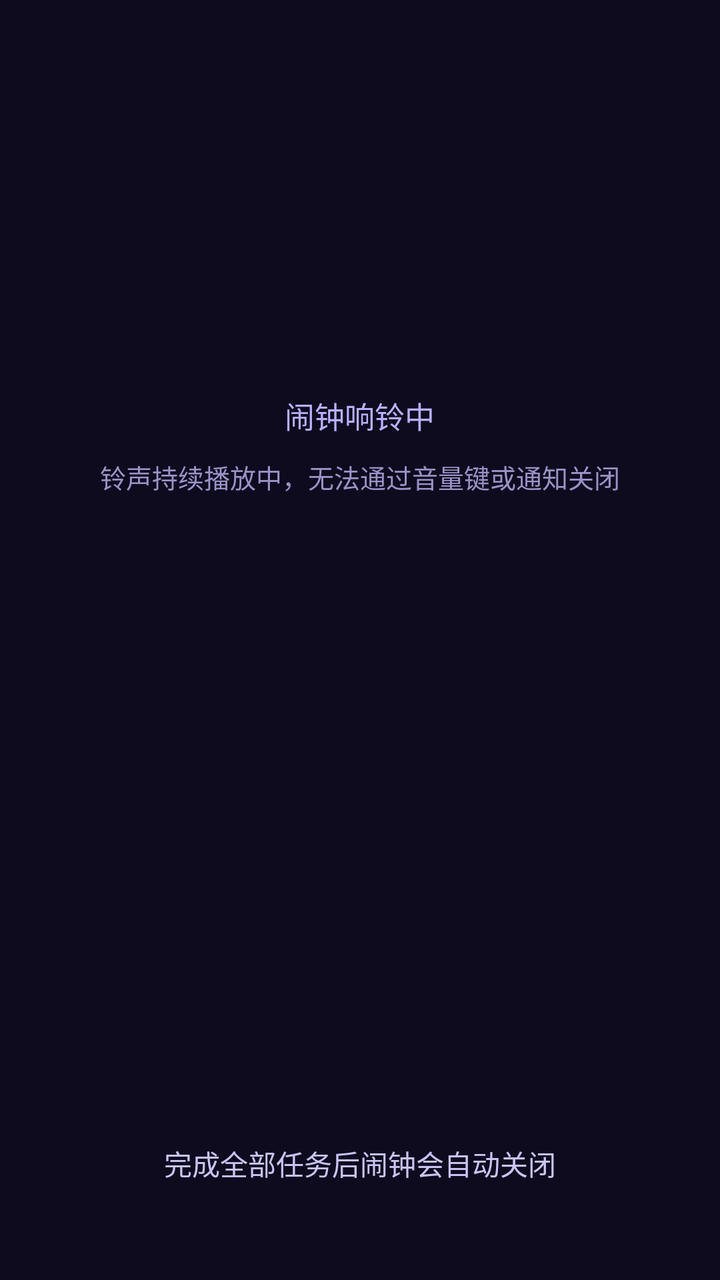
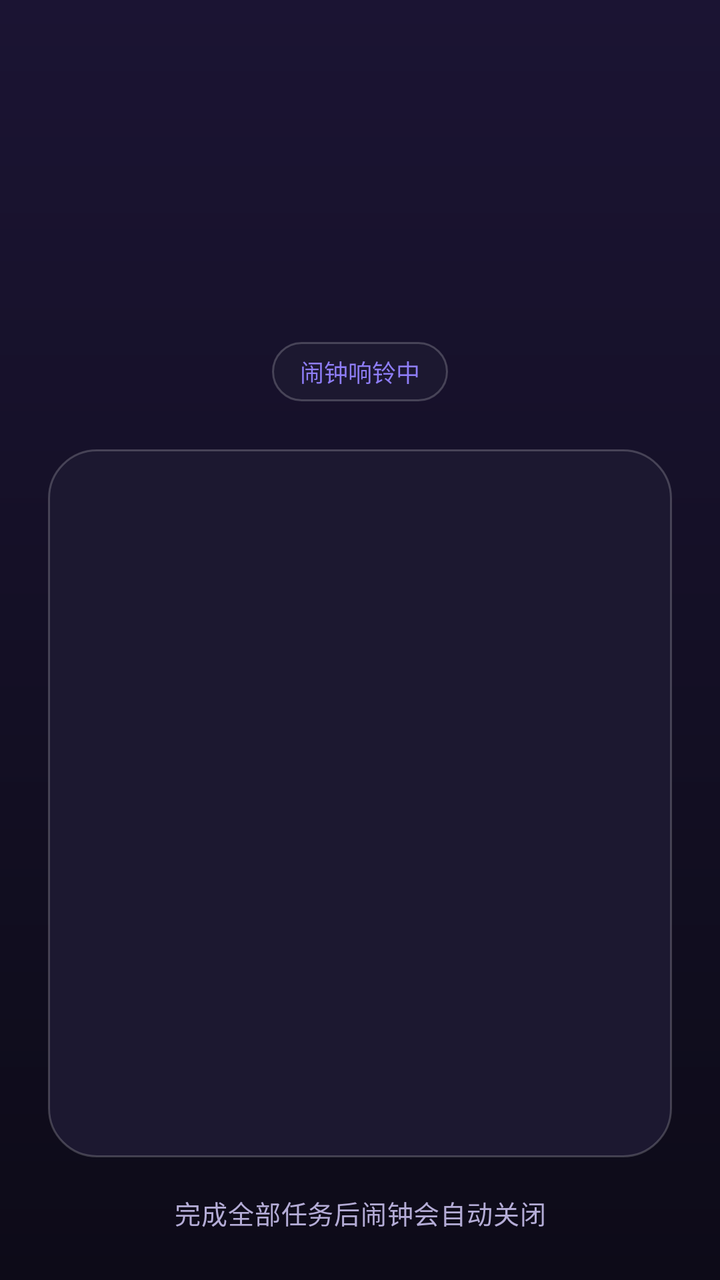

Compare the two renders of this Android layout. The source of the first and the diff that turns it into the second are given below.
<!-- AndroidManifest.xml: activity theme Theme.TaskAlarm.Ring -->
<!-- res/layout/activity_alarm_ring.xml -->
<?xml version="1.0" encoding="utf-8"?>
<LinearLayout xmlns:android="http://schemas.android.com/apk/res/android"
    android:layout_width="match_parent"
    android:layout_height="match_parent"
    android:background="@color/ring_bg"
    android:gravity="center_horizontal"
    android:orientation="vertical"
    android:padding="24dp">

    <TextView
        android:id="@+id/ringTime"
        android:layout_width="wrap_content"
        android:layout_height="wrap_content"
        android:layout_marginTop="48dp"
        android:textColor="@color/ring_text"
        android:textSize="64sp"
        android:textStyle="bold" />

    <TextView
        android:id="@+id/ringLabel"
        android:layout_width="wrap_content"
        android:layout_height="wrap_content"
        android:layout_marginTop="6dp"
        android:textColor="@color/ring_text"
        android:textSize="22sp" />

    <TextView
        android:layout_width="wrap_content"
        android:layout_height="wrap_content"
        android:layout_marginTop="4dp"
        android:text="@string/ringing"
        android:textColor="#FFB8B0FF"
        android:textSize="15sp" />

    <TextView
        android:layout_width="match_parent"
        android:layout_height="wrap_content"
        android:layout_marginTop="10dp"
        android:gravity="center"
        android:text="@string/sound_playing"
        android:textColor="#FF9A93C8"
        android:textSize="13sp" />

    <LinearLayout
        android:id="@+id/taskContainer"
        android:layout_width="match_parent"
        android:layout_height="0dp"
        android:layout_marginTop="16dp"
        android:layout_weight="1"
        android:gravity="center"
        android:orientation="vertical" />

    <TextView
        android:id="@+id/taskStatus"
        android:layout_width="match_parent"
        android:layout_height="wrap_content"
        android:layout_marginBottom="24dp"
        android:gravity="center"
        android:text="@string/solve_to_dismiss"
        android:textColor="#FFC9C4F2"
        android:textSize="14sp" />
</LinearLayout>
<!-- resources referenced by this layout -->
<resources>
  <color name="ring_bg">#FF0E0B1F</color>
  <color name="ring_text">#FFF5F3FF</color>
  <string name="ringing">闹钟响铃中</string>
  <string name="solve_to_dismiss">完成全部任务后闹钟会自动关闭</string>
  <string name="sound_playing">铃声持续播放中，无法通过音量键或通知关闭</string>
  <style name="Theme.TaskAlarm.Ring" parent="Theme.Material3.Dark.NoActionBar">
          <item name="android:windowBackground">@color/ring_bg</item>
          <item name="android:statusBarColor">@color/ring_bg</item>
          <item name="android:navigationBarColor">@color/ring_bg</item>
          <item name="android:windowLightStatusBar">false</item>
      </style>
</resources>

<!-- the commit's change to res/layout/activity_alarm_ring.xml (unified diff, before → after) -->
@@ -2,61 +2,73 @@
 <LinearLayout xmlns:android="http://schemas.android.com/apk/res/android"
     android:layout_width="match_parent"
     android:layout_height="match_parent"
-    android:background="@color/ring_bg"
-    android:gravity="center_horizontal"
+    android:background="@drawable/bg_ring_gradient"
     android:orientation="vertical"
-    android:padding="24dp">
+    android:paddingStart="24dp"
+    android:paddingTop="40dp"
+    android:paddingEnd="24dp"
+    android:paddingBottom="24dp">
 
     <TextView
         android:id="@+id/ringTime"
         android:layout_width="wrap_content"
         android:layout_height="wrap_content"
-        android:layout_marginTop="48dp"
+        android:layout_gravity="center_horizontal"
+        android:fontFamily="sans-serif-light"
+        android:letterSpacing="0.04"
         android:textColor="@color/ring_text"
-        android:textSize="64sp"
-        android:textStyle="bold" />
+        android:textSize="68sp" />
 
     <TextView
         android:id="@+id/ringLabel"
         android:layout_width="wrap_content"
         android:layout_height="wrap_content"
-        android:layout_marginTop="6dp"
-        android:textColor="@color/ring_text"
-        android:textSize="22sp" />
+        android:layout_gravity="center_horizontal"
+        android:layout_marginTop="2dp"
+        android:letterSpacing="0.02"
+        android:textColor="@color/ring_text_dim"
+        android:textSize="18sp" />
 
     <TextView
         android:layout_width="wrap_content"
         android:layout_height="wrap_content"
-        android:layout_marginTop="4dp"
+        android:layout_gravity="center_horizontal"
+        android:layout_marginTop="14dp"
+        android:background="@drawable/bg_ring_card"
+        android:paddingStart="14dp"
+        android:paddingTop="6dp"
+        android:paddingEnd="14dp"
+        android:paddingBottom="6dp"
         android:text="@string/ringing"
-        android:textColor="#FFB8B0FF"
-        android:textSize="15sp" />
-
-    <TextView
-        android:layout_width="match_parent"
-        android:layout_height="wrap_content"
-        android:layout_marginTop="10dp"
-        android:gravity="center"
-        android:text="@string/sound_playing"
-        android:textColor="#FF9A93C8"
-        android:textSize="13sp" />
+        android:textColor="@color/ring_accent"
+        android:textSize="12sp" />
 
     <LinearLayout
-        android:id="@+id/taskContainer"
         android:layout_width="match_parent"
         android:layout_height="0dp"
-        android:layout_marginTop="16dp"
+        android:layout_marginTop="24dp"
         android:layout_weight="1"
-        android:gravity="center"
-        android:orientation="vertical" />
+        android:background="@drawable/bg_ring_card"
+        android:orientation="vertical"
+        android:padding="16dp">
+
+        <LinearLayout
+            android:id="@+id/taskContainer"
+            android:layout_width="match_parent"
+            android:layout_height="0dp"
+            android:layout_weight="1"
+            android:gravity="center"
+            android:orientation="vertical" />
+    </LinearLayout>
 
     <TextView
         android:id="@+id/taskStatus"
         android:layout_width="match_parent"
         android:layout_height="wrap_content"
-        android:layout_marginBottom="24dp"
+        android:layout_marginTop="18dp"
         android:gravity="center"
+        android:letterSpacing="0.02"
         android:text="@string/solve_to_dismiss"
-        android:textColor="#FFC9C4F2"
-        android:textSize="14sp" />
+        android:textColor="@color/ring_text_dim"
+        android:textSize="13sp" />
 </LinearLayout>
<!-- resource entries referenced after the edit -->
@@ -1,15 +1,35 @@
 <!-- resources referenced by this layout -->
 <resources>
-  <color name="ring_bg">#FF0E0B1F</color>
-  <color name="ring_text">#FFF5F3FF</color>
+  <color name="ring_accent">#FF8E7DF7</color>
+  <color name="ring_bg">#FF0D0B18</color>
+  <color name="ring_bg_top">#FF1B1433</color>
+  <color name="ring_text">#FFF6F4FF</color>
+  <color name="ring_text_dim">#FFB4ACD6</color>
+  <!-- drawable bg_ring_card (drawable) -->
+  <?xml version="1.0" encoding="utf-8"?>
+  <shape xmlns:android="http://schemas.android.com/apk/res/android">
+      <solid android:color="@color/ring_card" />
+      <stroke android:width="1dp" android:color="#33FFFFFF" />
+      <corners android:radius="24dp" />
+  </shape>
+  <!-- drawable bg_ring_gradient (drawable) -->
+  <?xml version="1.0" encoding="utf-8"?>
+  <shape xmlns:android="http://schemas.android.com/apk/res/android">
+      <gradient
+          android:angle="270"
+          android:endColor="@color/ring_bg"
+          android:startColor="@color/ring_bg_top"
+          android:type="linear" />
+  </shape>
   <string name="ringing">闹钟响铃中</string>
   <string name="solve_to_dismiss">完成全部任务后闹钟会自动关闭</string>
-  <string name="sound_playing">铃声持续播放中，无法通过音量键或通知关闭</string>
   <style name="Theme.TaskAlarm.Ring" parent="Theme.Material3.Dark.NoActionBar">
-          <item name="android:windowBackground">@color/ring_bg</item>
+          <item name="android:windowBackground">@drawable/bg_ring_gradient</item>
           <item name="android:statusBarColor">@color/ring_bg</item>
           <item name="android:navigationBarColor">@color/ring_bg</item>
           <item name="android:windowLightStatusBar">false</item>
+          <item name="android:windowLightNavigationBar">false</item>
       </style>
+  <color name="ring_card">#FF1C1830</color>
 </resources>
 
